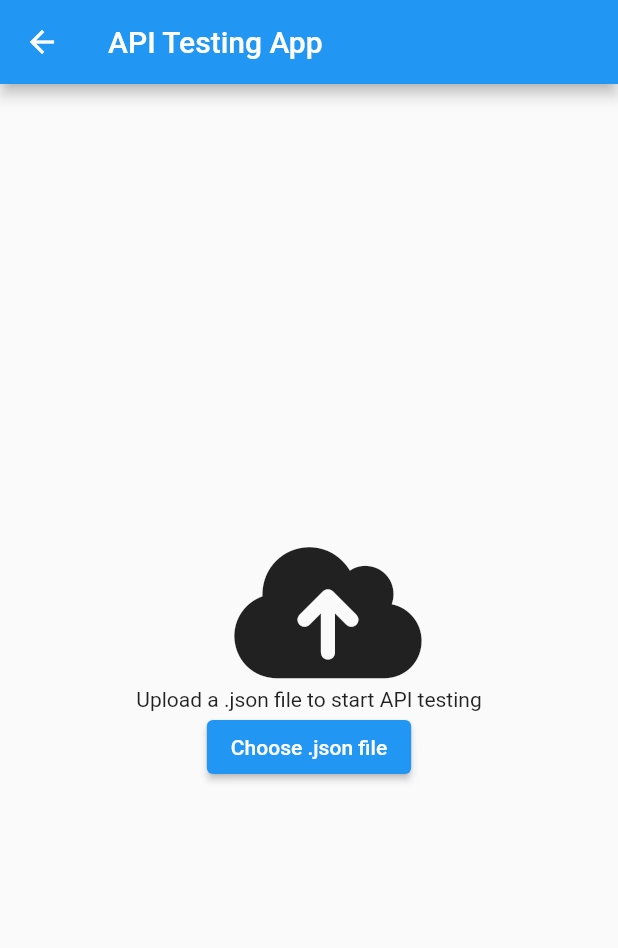
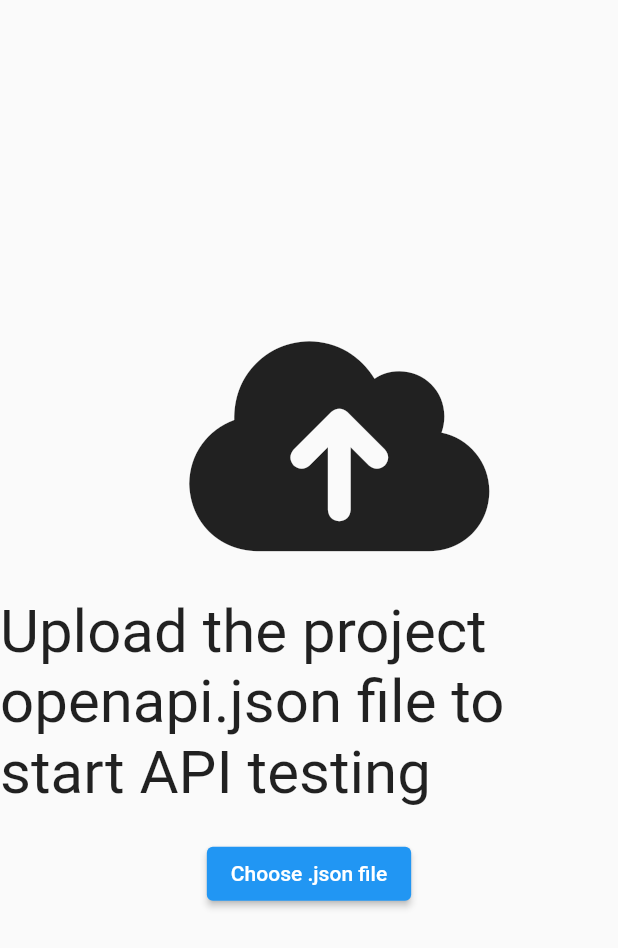
Before and after one commit to roshan5977/harb_flutter, a Flutter app: the FileUploadScreen screen opened directly, on a phone screen of 412 x 824 dp. Shown: the top 948 px of the screen. Run offline on Flutter 3.47's test engine with Material 2 defaults, Android fonts, the phone set to English and light mode, and no system bars; our stand-ins replace dio, file_picker, font_awesome_flutter, lottie, shared_preferences; missing offline and left inert: dart:js_interop; accounts and stored records are empty; project files that could hold a hidden picture were left out.

Commit message:
projectadmin working needs to starte

```diff
--- a/lib/screens/project_admin/project_admin_apitestingscreen.dart
+++ b/lib/screens/project_admin/project_admin_apitestingscreen.dart
@@ -7,7 +7,7 @@ class ApiTestingProjectAdmin extends StatelessWidget {
 
   @override
   Widget build(BuildContext context) {
-    return const FileUploadScreen();
+    return const SafeArea(child: Scaffold(body: FileUploadScreen()));
   }
 }
 
@@ -22,15 +22,20 @@ class _FileUploadScreenState extends State<FileUploadScreen> {
   @override
   Widget build(BuildContext context) {
     return Scaffold(
-      appBar: AppBar(
-        title: const Text("API Testing App"),
-      ),
       body: Center(
         child: Column(
           mainAxisAlignment: MainAxisAlignment.center,
           children: <Widget>[
-            const Icon(FontAwesomeIcons.cloudUploadAlt, size: 100.0),
-            const Text("Upload a .json file to start API testing"),
+            const Icon(FontAwesomeIcons.cloudUploadAlt, size: 160.0),
+            SizedBox(
+              height: 20,
+            ),
+            const Text(
+                "Upload the project openapi.json file to start API testing",
+                style: TextStyle(fontSize: 40)),
+            SizedBox(
+              height: 20,
+            ),
             ElevatedButton(
               onPressed: () async {
                 final file = await FilePicker.platform.pickFiles(
@@ -38,6 +43,7 @@ class _FileUploadScreenState extends State<FileUploadScreen> {
                   allowedExtensions: ['json'],
                 );
                 if (file != null) {
+                  print(file);
                   //make ur call here
                 }
               },
```
Also changed, not shown: lib/screens/project_admin/project_admin_homescreen.dart (+5 -5 lines).
